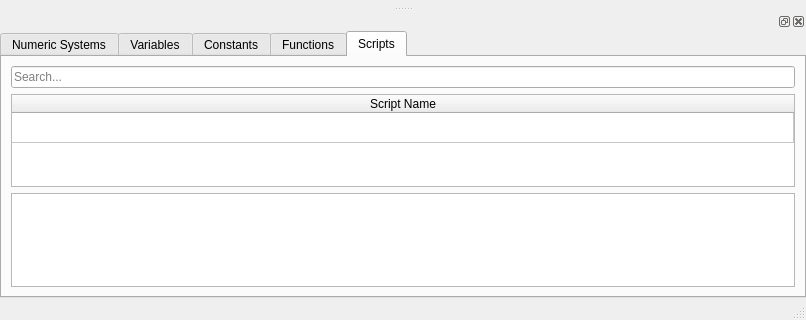
This is src/forms/mainwindow.ui in vetux/qcalculator as Qt 5 draws it before an edit; both pictures show x 0 to 806 and y 474 to 794 of the 806 by 794 pixel window. The edited form follows.
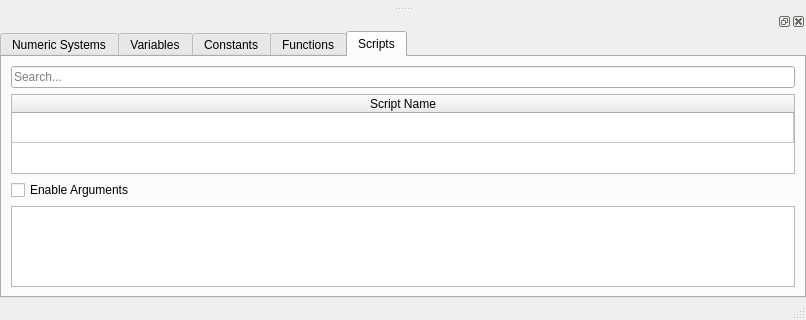
This is the edited form. The open tabs and pages were chosen to show the change.

Commit message: Implement optional script arguments, Fix script function allocation

The edit to the form file:
```diff
--- a/src/forms/mainwindow.ui
+++ b/src/forms/mainwindow.ui
@@ -5034,6 +5034,13 @@
            </column>
           </widget>
          </item>
+         <item>
+          <widget class="QCheckBox" name="checkBox_scripts_enableargs">
+           <property name="text">
+            <string>Enable Arguments</string>
+           </property>
+          </widget>
+         </item>
          <item>
           <widget class="QTextEdit" name="textEdit_scripts"/>
          </item>
```
The commit also changes 11 other files.
